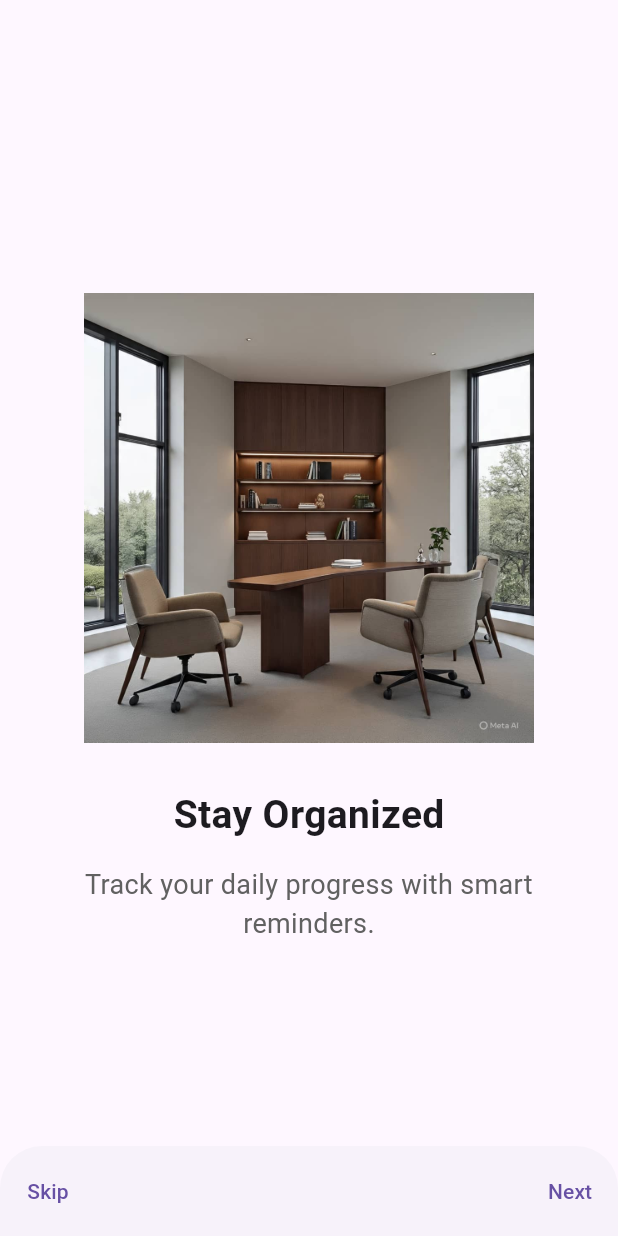
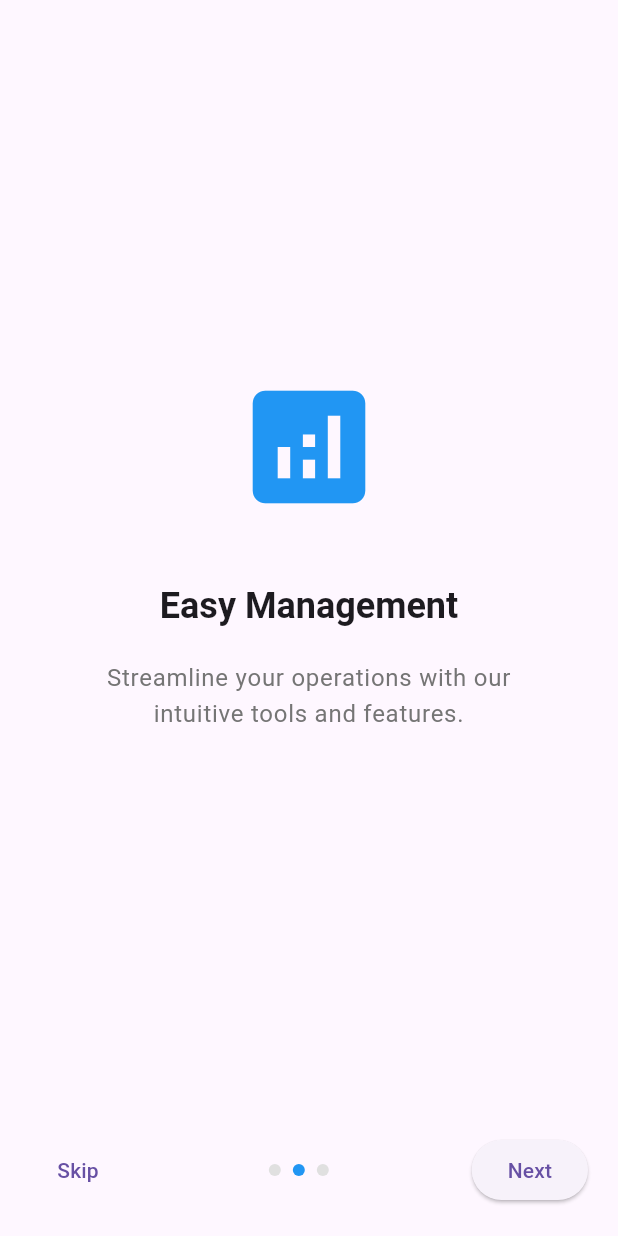
Before and after one commit to gloriousainembabazi/app-for-mahega, a Flutter app: the OnboardingScreen screen opened directly, swiped to page 2, on a phone screen of 412 x 824 dp. Run offline on Flutter 3.47's test engine with Material 3 defaults, Android fonts, the phone set to English and light mode, and no system bars.

Commit message:
updated work

```diff
--- a/lib/screens/onboarding_screen.dart
+++ b/lib/screens/onboarding_screen.dart
@@ -1,124 +1,156 @@
 import 'package:flutter/material.dart';
-import 'home_screen.dart';
+import '../auth/auth_screen.dart';
+
 class OnboardingScreen extends StatefulWidget {
   const OnboardingScreen({super.key});
 
   @override
-_OnboardingScreenState createState() => _OnboardingScreenState();
+  OnboardingScreenState createState() => OnboardingScreenState();
 }
 
+class OnboardingScreenState extends State<OnboardingScreen> {
+  final PageController _pageController = PageController();
+  int _currentPage = 0;
 
-
-
-
-class _OnboardingScreenState extends State<OnboardingScreen> {
-  final PageController _controller = PageController();
-  bool isLastPage = false;
+  final List<OnboardingPage> _onboardingPages = [
+    OnboardingPage(
+      title: 'Welcome to Mahega',
+      description: 'Discover amazing features that will help you manage your business efficiently.',
+      icon: Icons.business_center,
+    ),
+    OnboardingPage(
+      title: 'Easy Management',
+      description: 'Streamline your operations with our intuitive tools and features.',
+      icon: Icons.analytics,
+    ),
+    OnboardingPage(
+      title: 'Get Started',
+      description: 'Join thousands of businesses using Mahega to grow their operations.',
+      icon: Icons.rocket_launch,
+    ),
+  ];
 
   @override
   Widget build(BuildContext context) {
     return Scaffold(
-      body: Container(
-        padding: EdgeInsets.all(20),
-        child: PageView(
-          controller: _controller,
-          onPageChanged: (index) {
-            setState(() => isLastPage = index == 2);
+      body: SafeArea(
+        child: Column(
+          children: [
+            Expanded(
+              child: PageView.builder(
+                controller: _pageController,
+                itemCount: _onboardingPages.length,
+                onPageChanged: (int page) {
+                  setState(() {
+                    _currentPage = page;
+                  });
                 },
+                itemBuilder: (context, index) {
+                  return OnboardingPageWidget(page: _onboardingPages[index]);
+                },
+              ),
+            ),
+            Padding(
+              padding: const EdgeInsets.all(20.0),
+              child: Row(
+                mainAxisAlignment: MainAxisAlignment.spaceBetween,
                 children: [
-            buildPage(
-              image: 'images/office-chair 3.jpeg',
-              title: 'Welcome to My App',
-              description: 'Easily manage your tasks anywhere, anytime.',
+                  TextButton(
+                    onPressed: () {
+                      Navigator.pushReplacementNamed(context, '/auth');
+                    },
+                    child: const Text('Skip'),
                   ),
-            buildPage(
-              image: 'images/chairs.jpg',
-              title: 'Stay Organized',
-              description: 'Track your daily progress with smart reminders.',
+                  Row(
+                    children: List.generate(
+                      _onboardingPages.length,
+                      (index) => Container(
+                        margin: const EdgeInsets.symmetric(horizontal: 4),
+                        width: 8,
+                        height: 8,
+                        decoration: BoxDecoration(
+                          shape: BoxShape.circle,
+                          color: _currentPage == index
+                              ? Colors.blue
+                              : Colors.grey.shade300,
                         ),
-            buildPage(
-              image: 'images/office storage.jpg',
-
-              title: 'Achieve Your Goals',
-              description: 'Turn your plans into action effortlessly.',
+                      ),
+                    ),
+                  ),
+                  ElevatedButton(
+                    onPressed: () {
+                      if (_currentPage == _onboardingPages.length - 1) {
+                        Navigator.pushReplacementNamed(context, '/auth');
+                      } else {
+                        _pageController.nextPage(
+                          duration: const Duration(milliseconds: 300),
+                          curve: Curves.easeIn,
+                        );
+                      }
+                    },
+                    child: Text(
+                      _currentPage == _onboardingPages.length - 1
+                          ? 'Get Started'
+                          : 'Next',
+                    ),
                   ),
                 ],
               ),
-      ),
-      bottomSheet: isLastPage
-          ? TextButton(
-              onPressed: () {
-                Navigator.pushReplacement(
-                  context,
-                  MaterialPageRoute(builder: (_) => HomeScreen()),
-                );
-              },
-              child: Container(
-                width: double.infinity,
-                height: 60,
-                color: Colors.deepPurple,
-                alignment: Alignment.center,
-                child: Text(
-                  'Get Started',
-                  style: TextStyle(color: Colors.white, fontSize: 20),
-                ),
-              ),
-            )
-          : SizedBox(
-              height: 60,
-              child: Row(
-                mainAxisAlignment: MainAxisAlignment.spaceBetween,
-                children: [
-
-
-
-
-                  TextButton(
-                    child: Text('Skip'),
-                    onPressed: () => _controller.jumpToPage(2),
-                  ),
-                  Row(
-                    children: [
-                      TextButton(
-                        child: Text('Next'),
-                        onPressed: () => _controller.nextPage(
-                          duration: Duration(milliseconds: 500),
-                          curve: Curves.easeInOut,
-                        ),
-                      ),
-                    ],
             ),
           ],
         ),
       ),
     );
   }
+}
 
-  Widget buildPage({
-    required String image,
-    required String title,
-    required String description,
-  }) {
-    return Column(
+class OnboardingPage {
+  final String title;
+  final String description;
+  final IconData icon;
+
+  OnboardingPage({
+    required this.title,
+    required this.description,
+    required this.icon,
+  });
+}
+
+class OnboardingPageWidget extends StatelessWidget {
+  final OnboardingPage page;
+
+  const OnboardingPageWidget({super.key, required this.page});
+
+  @override
+  Widget build(BuildContext context) {
+    return Padding(
+      padding: const EdgeInsets.all(40.0),
+      child: Column(
         mainAxisAlignment: MainAxisAlignment.center,
         children: [
-        Image.asset(image, height: 300),
-        SizedBox(height: 30),
-
-
-
-
+          Icon(
+            page.icon,
+            size: 100,
+            color: Colors.blue,
+          ),
+          const SizedBox(height: 40),
           Text(
-          title,
-          style: TextStyle(fontSize: 26, fontWeight: FontWeight.bold),
+            page.title,
+            style: Theme.of(context).textTheme.headlineSmall?.copyWith(
+                  fontWeight: FontWeight.bold,
                 ),
-        SizedBox(height: 15),
+            textAlign: TextAlign.center,
+          ),
+          const SizedBox(height: 20),
           Text(
-          description,
+            page.description,
+            style: Theme.of(context).textTheme.bodyLarge?.copyWith(
+                  color: Colors.grey.shade600,
+                ),
             textAlign: TextAlign.center,
-          style: TextStyle(fontSize: 18, color: Colors.grey[700]),
           ),
         ],
+      ),
     );
   }
 }
```
Also changed, not shown: lib/auth/auth_screen.dart (added, +63 -0 lines), lib/screens/home_screen.dart (+73 -10 lines), lib/screens/splash_screen.dart (+33 -25 lines), lib/service/navigation_service.dart (added, +138 -0 lines), lib/auth/forgot_password_screen.dart (added), lib/auth/login_screen.dart (added), lib/auth/registration_screen.dart (added), lib/auth/verification_screen.dart (added), 1 other file. Lines whose indentation alone changed are shown as unchanged.
